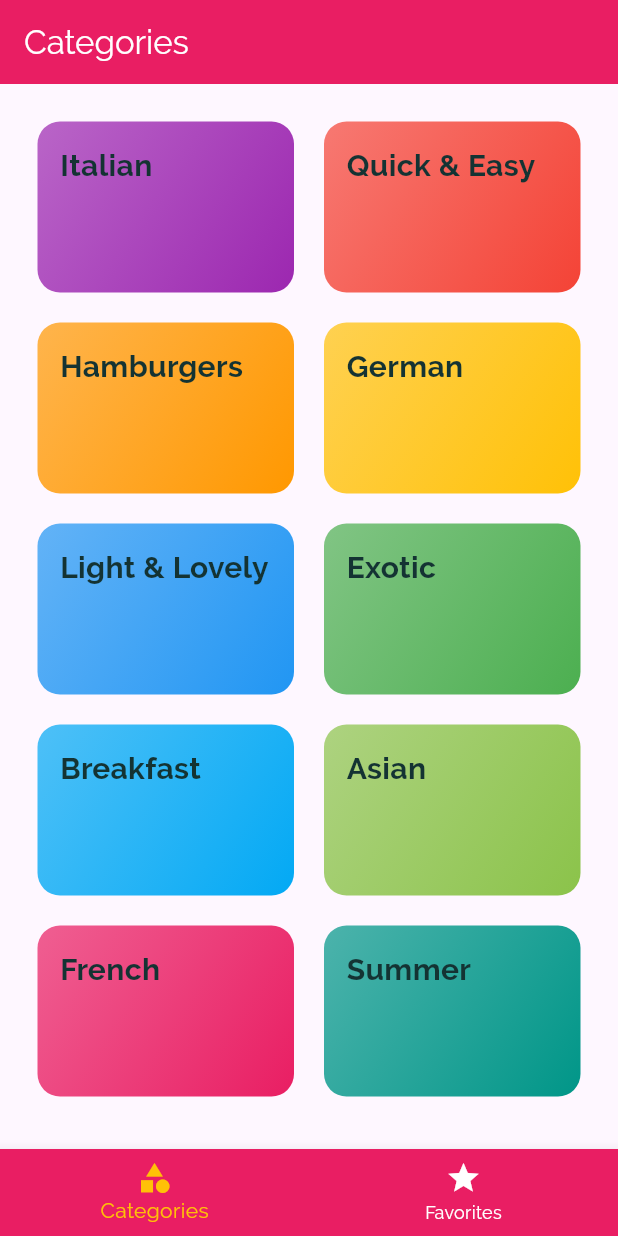
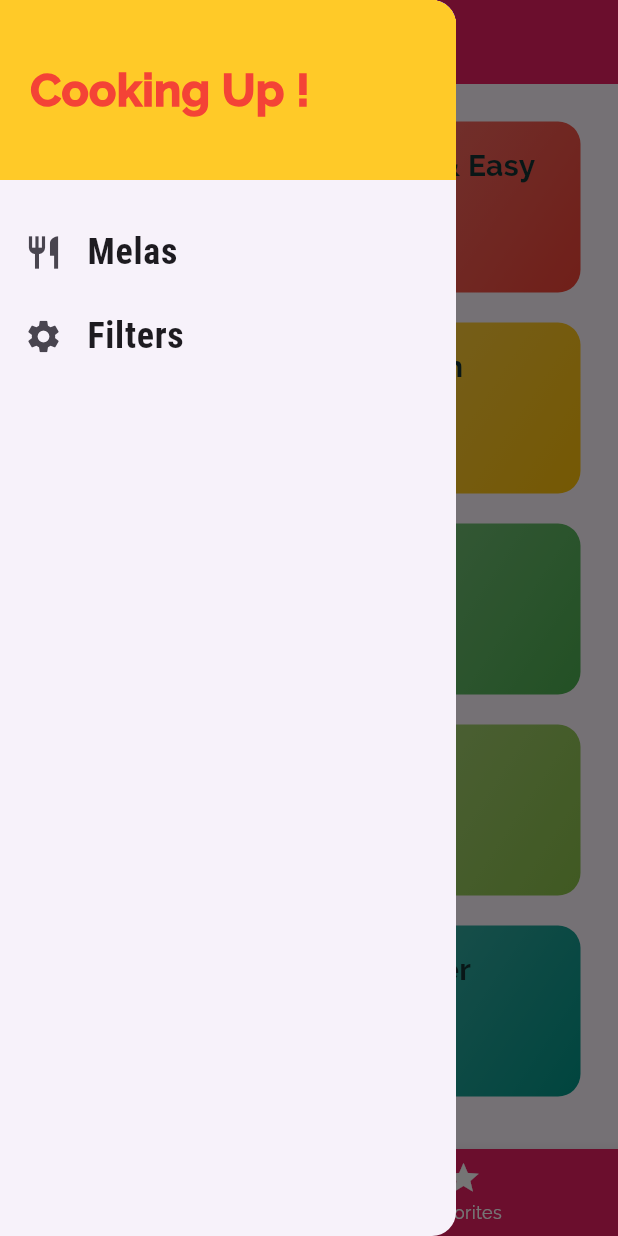
Before and after one commit to Assil28/MEALS_APP, a Flutter app: the screen it shows after launch, with the side drawer open (before the commit the screen has no drawer), on a phone screen of 412 x 824 dp. Run offline on Flutter 3.47's test engine with Material 3 defaults, Android fonts, the phone set to English and light mode, and no system bars.

Commit message:
Adding the Drawer and Links of the Drawer

```diff
--- a/lib/main.dart
+++ b/lib/main.dart
@@ -1,8 +1,11 @@
 import 'package:flutter/material.dart';
 import 'package:meals_app/screens/categories_screen.dart';
 import 'package:meals_app/screens/category_meals_screen.dart';
+import 'package:meals_app/screens/filters_screen.dart';
 import 'package:meals_app/screens/meal_detail_screen.dart';
 import 'package:meals_app/screens/tabs_screen.dart';
+
+//20
 
 void main() => runApp(MyApp());
 
@@ -39,6 +42,7 @@ class MyApp extends StatelessWidget {
 
         CategoryMealsScreen.routeName: (context) => CategoryMealsScreen(),
         MealDetailScreen.routeNamed: (context) => MealDetailScreen(),
+        FiltersScreen.routeName:(context)=> FiltersScreen(),
       },
       // a exécuter quand on essai daccéder a un route n'est pas defini
       onGenerateRoute: (settings) {
--- /dev/null
+++ b/lib/screens/filters_screen.dart
@@ -0,0 +1,12 @@
+import 'package:flutter/material.dart';
+
+class FiltersScreen extends StatelessWidget {
+  static const routeName='/filters';
+
+  @override
+  Widget build(BuildContext context) {
+    return Center(
+      child: Text('Filter'),
+    );
+  }
+}
--- a/lib/screens/tabs_screen.dart
+++ b/lib/screens/tabs_screen.dart
@@ -1,6 +1,7 @@
 import 'package:flutter/material.dart';
 import 'package:meals_app/screens/categories_screen.dart';
 import 'package:meals_app/screens/favorites_screen.dart';
+import 'package:meals_app/widgets/main_drawer.dart';
 
 /*
  // For Top Naviagation Bar
@@ -88,7 +89,9 @@ class _TabsScreenState extends State<TabsScreen> {
           style: TextStyle(color: Colors.white),
         ),
         backgroundColor: Colors.pink,
+          iconTheme: IconThemeData(color: Colors.white), // to change the color of the icon drawer
       ),
+      drawer: MainDrawer(),
       body: _pages[_selectedPageIndex]['page'] as Widget,
       bottomNavigationBar: BottomNavigationBar(
         onTap: _selectPage,
--- /dev/null
+++ b/lib/widgets/main_drawer.dart
@@ -0,0 +1,56 @@
+import 'package:flutter/material.dart';
+import 'package:meals_app/screens/filters_screen.dart';
+
+class MainDrawer extends StatelessWidget {
+  Widget buildListTile(String title, IconData icon,void Function() tapHandler) {
+    return ListTile(
+      leading: Icon(
+        icon,
+        size: 26,
+      ),
+      title: Text(
+        title,
+        style: TextStyle(
+            fontFamily: 'RobotoCondensed',
+            fontSize: 24,
+            fontWeight: FontWeight.bold),
+      ),
+      onTap: tapHandler,
+    );
+  }
+
+  @override
+  Widget build(BuildContext context) {
+    return Drawer(
+      child: Column(
+        children: [
+          Container(
+            height: 120,
+            width: double.infinity,
+            padding: const EdgeInsets.all(20),
+            alignment: Alignment.centerLeft,
+            color: Colors.amber[400],
+            child: const Text(
+              'Cooking Up !',
+              style: TextStyle(
+                  fontWeight: FontWeight.w900,
+                  fontSize: 30,
+                  color: Colors.red),
+            ),
+          ),
+          const SizedBox(
+            height: 20,
+          ),
+          buildListTile('Melas', Icons.restaurant,(){
+            Navigator.of(context).pushNamed(
+              '/'
+            );
+          }),
+          buildListTile('Filters', Icons.settings,(){
+            Navigator.of(context).pushNamed(FiltersScreen.routeName);
+          }),
+        ],
+      ),
+    );
+  }
+}
```
